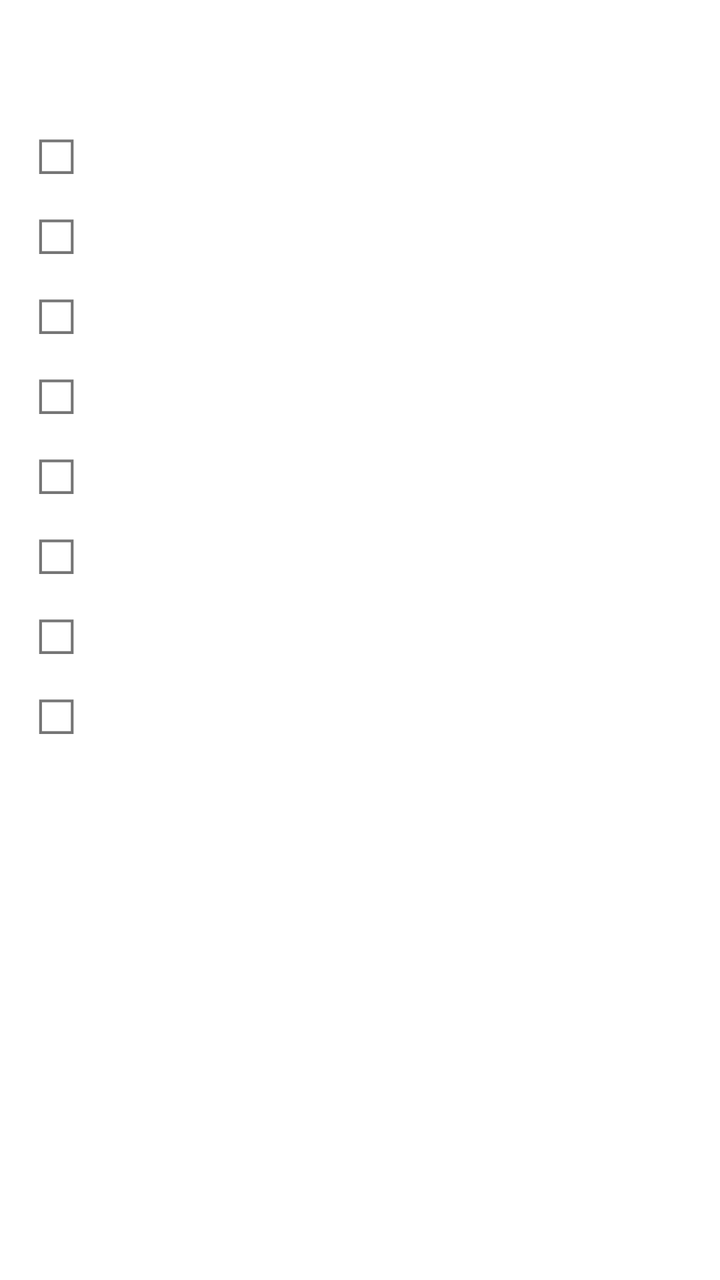
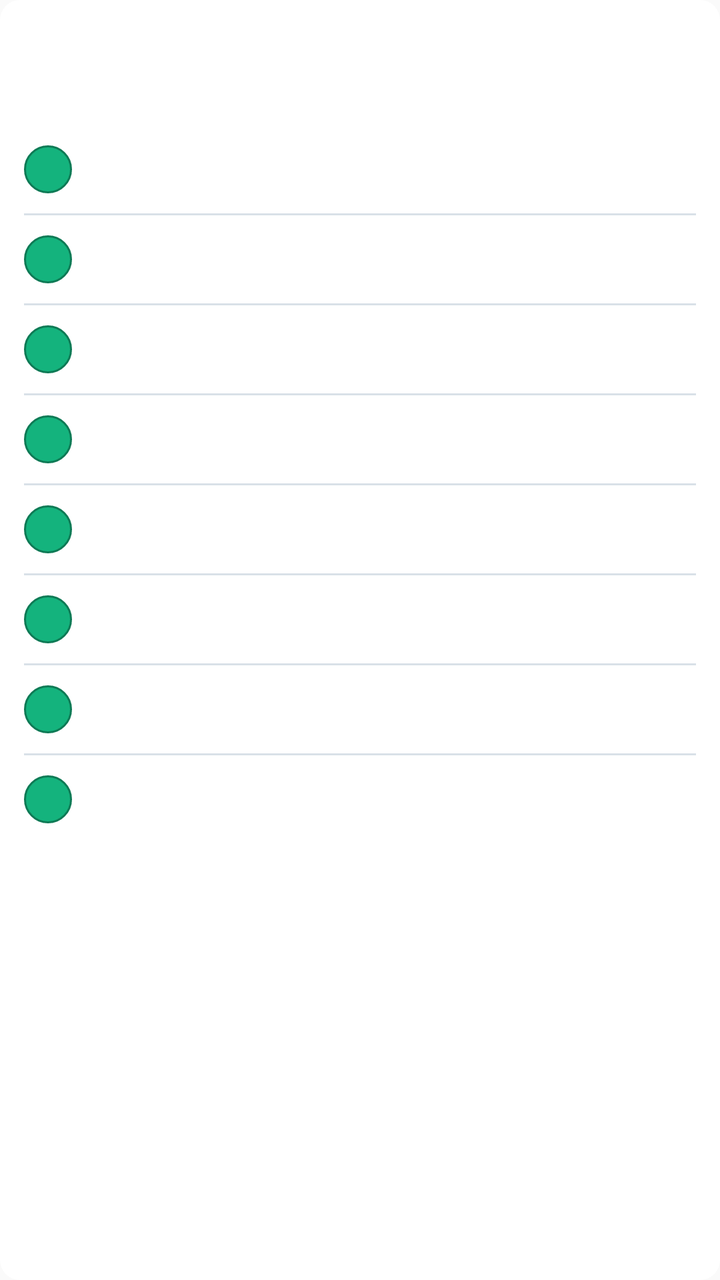

Compare the two renders of this Android layout. The source of the first and the diff that turns it into the second are given below.
<!-- AndroidManifest.xml: application theme Theme.Taska -->
<!-- res/layout/task_widget.xml -->
<?xml version="1.0" encoding="utf-8"?>
<LinearLayout xmlns:android="http://schemas.android.com/apk/res/android"
    android:layout_width="match_parent"
    android:layout_height="match_parent"
    android:orientation="vertical"
    android:padding="12dp"
    android:background="#FFFFFF">

    <TextView android:id="@+id/widget_title" android:layout_width="match_parent" android:layout_height="wrap_content" android:textStyle="bold" android:textColor="#111111" android:textSize="16sp" />
    <TextView android:id="@+id/widget_status" android:layout_width="match_parent" android:layout_height="wrap_content" android:textColor="#666666" android:textSize="12sp" android:paddingTop="4dp" android:paddingBottom="4dp" />

    <LinearLayout android:id="@+id/widget_row_0" android:layout_width="match_parent" android:layout_height="wrap_content"><TextView android:id="@+id/widget_check_0" android:layout_width="32dp" android:layout_height="40dp" android:gravity="center" android:text="☐" android:textSize="24sp"/><TextView android:id="@+id/widget_task_0" android:layout_width="0dp" android:layout_height="40dp" android:layout_weight="1" android:gravity="center_vertical" android:textColor="#111111" /></LinearLayout>
    <LinearLayout android:id="@+id/widget_row_1" android:layout_width="match_parent" android:layout_height="wrap_content"><TextView android:id="@+id/widget_check_1" android:layout_width="32dp" android:layout_height="40dp" android:gravity="center" android:text="☐" android:textSize="24sp"/><TextView android:id="@+id/widget_task_1" android:layout_width="0dp" android:layout_height="40dp" android:layout_weight="1" android:gravity="center_vertical" android:textColor="#111111" /></LinearLayout>
    <LinearLayout android:id="@+id/widget_row_2" android:layout_width="match_parent" android:layout_height="wrap_content"><TextView android:id="@+id/widget_check_2" android:layout_width="32dp" android:layout_height="40dp" android:gravity="center" android:text="☐" android:textSize="24sp"/><TextView android:id="@+id/widget_task_2" android:layout_width="0dp" android:layout_height="40dp" android:layout_weight="1" android:gravity="center_vertical" android:textColor="#111111" /></LinearLayout>
    <LinearLayout android:id="@+id/widget_row_3" android:layout_width="match_parent" android:layout_height="wrap_content"><TextView android:id="@+id/widget_check_3" android:layout_width="32dp" android:layout_height="40dp" android:gravity="center" android:text="☐" android:textSize="24sp"/><TextView android:id="@+id/widget_task_3" android:layout_width="0dp" android:layout_height="40dp" android:layout_weight="1" android:gravity="center_vertical" android:textColor="#111111" /></LinearLayout>
    <LinearLayout android:id="@+id/widget_row_4" android:layout_width="match_parent" android:layout_height="wrap_content"><TextView android:id="@+id/widget_check_4" android:layout_width="32dp" android:layout_height="40dp" android:gravity="center" android:text="☐" android:textSize="24sp"/><TextView android:id="@+id/widget_task_4" android:layout_width="0dp" android:layout_height="40dp" android:layout_weight="1" android:gravity="center_vertical" android:textColor="#111111" /></LinearLayout>
    <LinearLayout android:id="@+id/widget_row_5" android:layout_width="match_parent" android:layout_height="wrap_content"><TextView android:id="@+id/widget_check_5" android:layout_width="32dp" android:layout_height="40dp" android:gravity="center" android:text="☐" android:textSize="24sp"/><TextView android:id="@+id/widget_task_5" android:layout_width="0dp" android:layout_height="40dp" android:layout_weight="1" android:gravity="center_vertical" android:textColor="#111111" /></LinearLayout>
    <LinearLayout android:id="@+id/widget_row_6" android:layout_width="match_parent" android:layout_height="wrap_content"><TextView android:id="@+id/widget_check_6" android:layout_width="32dp" android:layout_height="40dp" android:gravity="center" android:text="☐" android:textSize="24sp"/><TextView android:id="@+id/widget_task_6" android:layout_width="0dp" android:layout_height="40dp" android:layout_weight="1" android:gravity="center_vertical" android:textColor="#111111" /></LinearLayout>
    <LinearLayout android:id="@+id/widget_row_7" android:layout_width="match_parent" android:layout_height="wrap_content"><TextView android:id="@+id/widget_check_7" android:layout_width="32dp" android:layout_height="40dp" android:gravity="center" android:text="☐" android:textSize="24sp"/><TextView android:id="@+id/widget_task_7" android:layout_width="0dp" android:layout_height="40dp" android:layout_weight="1" android:gravity="center_vertical" android:textColor="#111111" /></LinearLayout>
</LinearLayout>
<!-- resources referenced by this layout -->
<resources>
  <style name="Theme.Taska" parent="android:Theme.Material.Light.NoActionBar" />
</resources>

<!-- the commit's change to res/layout/task_widget.xml (unified diff, before → after) -->
@@ -3,18 +3,37 @@
     android:layout_width="match_parent"
     android:layout_height="match_parent"
     android:orientation="vertical"
-    android:padding="12dp"
-    android:background="#FFFFFF">
+    android:background="@drawable/widget_card_background"
+    android:padding="@dimen/widget_card_padding">
 
-    <TextView android:id="@+id/widget_title" android:layout_width="match_parent" android:layout_height="wrap_content" android:textStyle="bold" android:textColor="#111111" android:textSize="16sp" />
-    <TextView android:id="@+id/widget_status" android:layout_width="match_parent" android:layout_height="wrap_content" android:textColor="#666666" android:textSize="12sp" android:paddingTop="4dp" android:paddingBottom="4dp" />
+    <TextView
+        android:id="@+id/widget_title"
+        style="@style/Widget_Header"
+        android:layout_width="match_parent"
+        android:layout_height="wrap_content"
+        android:ellipsize="end"
+        android:maxLines="1" />
 
-    <LinearLayout android:id="@+id/widget_row_0" android:layout_width="match_parent" android:layout_height="wrap_content"><TextView android:id="@+id/widget_check_0" android:layout_width="32dp" android:layout_height="40dp" android:gravity="center" android:text="☐" android:textSize="24sp"/><TextView android:id="@+id/widget_task_0" android:layout_width="0dp" android:layout_height="40dp" android:layout_weight="1" android:gravity="center_vertical" android:textColor="#111111" /></LinearLayout>
-    <LinearLayout android:id="@+id/widget_row_1" android:layout_width="match_parent" android:layout_height="wrap_content"><TextView android:id="@+id/widget_check_1" android:layout_width="32dp" android:layout_height="40dp" android:gravity="center" android:text="☐" android:textSize="24sp"/><TextView android:id="@+id/widget_task_1" android:layout_width="0dp" android:layout_height="40dp" android:layout_weight="1" android:gravity="center_vertical" android:textColor="#111111" /></LinearLayout>
-    <LinearLayout android:id="@+id/widget_row_2" android:layout_width="match_parent" android:layout_height="wrap_content"><TextView android:id="@+id/widget_check_2" android:layout_width="32dp" android:layout_height="40dp" android:gravity="center" android:text="☐" android:textSize="24sp"/><TextView android:id="@+id/widget_task_2" android:layout_width="0dp" android:layout_height="40dp" android:layout_weight="1" android:gravity="center_vertical" android:textColor="#111111" /></LinearLayout>
-    <LinearLayout android:id="@+id/widget_row_3" android:layout_width="match_parent" android:layout_height="wrap_content"><TextView android:id="@+id/widget_check_3" android:layout_width="32dp" android:layout_height="40dp" android:gravity="center" android:text="☐" android:textSize="24sp"/><TextView android:id="@+id/widget_task_3" android:layout_width="0dp" android:layout_height="40dp" android:layout_weight="1" android:gravity="center_vertical" android:textColor="#111111" /></LinearLayout>
-    <LinearLayout android:id="@+id/widget_row_4" android:layout_width="match_parent" android:layout_height="wrap_content"><TextView android:id="@+id/widget_check_4" android:layout_width="32dp" android:layout_height="40dp" android:gravity="center" android:text="☐" android:textSize="24sp"/><TextView android:id="@+id/widget_task_4" android:layout_width="0dp" android:layout_height="40dp" android:layout_weight="1" android:gravity="center_vertical" android:textColor="#111111" /></LinearLayout>
-    <LinearLayout android:id="@+id/widget_row_5" android:layout_width="match_parent" android:layout_height="wrap_content"><TextView android:id="@+id/widget_check_5" android:layout_width="32dp" android:layout_height="40dp" android:gravity="center" android:text="☐" android:textSize="24sp"/><TextView android:id="@+id/widget_task_5" android:layout_width="0dp" android:layout_height="40dp" android:layout_weight="1" android:gravity="center_vertical" android:textColor="#111111" /></LinearLayout>
-    <LinearLayout android:id="@+id/widget_row_6" android:layout_width="match_parent" android:layout_height="wrap_content"><TextView android:id="@+id/widget_check_6" android:layout_width="32dp" android:layout_height="40dp" android:gravity="center" android:text="☐" android:textSize="24sp"/><TextView android:id="@+id/widget_task_6" android:layout_width="0dp" android:layout_height="40dp" android:layout_weight="1" android:gravity="center_vertical" android:textColor="#111111" /></LinearLayout>
-    <LinearLayout android:id="@+id/widget_row_7" android:layout_width="match_parent" android:layout_height="wrap_content"><TextView android:id="@+id/widget_check_7" android:layout_width="32dp" android:layout_height="40dp" android:gravity="center" android:text="☐" android:textSize="24sp"/><TextView android:id="@+id/widget_task_7" android:layout_width="0dp" android:layout_height="40dp" android:layout_weight="1" android:gravity="center_vertical" android:textColor="#111111" /></LinearLayout>
+    <TextView
+        android:id="@+id/widget_status"
+        style="@style/Widget_Status"
+        android:layout_width="match_parent"
+        android:layout_height="wrap_content"
+        android:paddingTop="4dp"
+        android:paddingBottom="4dp" />
+
+    <LinearLayout android:id="@+id/widget_row_0" android:layout_width="match_parent" android:layout_height="wrap_content" android:orientation="vertical">
+        <LinearLayout android:layout_width="match_parent" android:layout_height="@dimen/widget_row_min_height" android:gravity="center_vertical">
+            <ImageView android:id="@+id/widget_check_0" android:layout_width="@dimen/widget_completion_size" android:layout_height="@dimen/widget_completion_size" android:layout_marginEnd="12dp" android:background="@drawable/widget_completion_circle" android:contentDescription="@string/widget_complete_task" />
+            <TextView android:id="@+id/widget_task_0" style="@style/Widget_TaskTitle" android:layout_width="0dp" android:layout_height="wrap_content" android:layout_weight="1" android:ellipsize="end" android:maxLines="2" />
+        </LinearLayout>
+        <TextView android:layout_width="match_parent" android:layout_height="1dp" android:background="@drawable/widget_divider" />
+    </LinearLayout>
+    <LinearLayout android:id="@+id/widget_row_1" android:layout_width="match_parent" android:layout_height="wrap_content" android:orientation="vertical"><LinearLayout android:layout_width="match_parent" android:layout_height="@dimen/widget_row_min_height" android:gravity="center_vertical"><ImageView android:id="@+id/widget_check_1" android:layout_width="@dimen/widget_completion_size" android:layout_height="@dimen/widget_completion_size" android:layout_marginEnd="12dp" android:background="@drawable/widget_completion_circle" android:contentDescription="@string/widget_complete_task" /><TextView android:id="@+id/widget_task_1" style="@style/Widget_TaskTitle" android:layout_width="0dp" android:layout_height="wrap_content" android:layout_weight="1" android:ellipsize="end" android:maxLines="2" /></LinearLayout><TextView android:layout_width="match_parent" android:layout_height="1dp" android:background="@drawable/widget_divider" /></LinearLayout>
+    <LinearLayout android:id="@+id/widget_row_2" android:layout_width="match_parent" android:layout_height="wrap_content" android:orientation="vertical"><LinearLayout android:layout_width="match_parent" android:layout_height="@dimen/widget_row_min_height" android:gravity="center_vertical"><ImageView android:id="@+id/widget_check_2" android:layout_width="@dimen/widget_completion_size" android:layout_height="@dimen/widget_completion_size" android:layout_marginEnd="12dp" android:background="@drawable/widget_completion_circle" android:contentDescription="@string/widget_complete_task" /><TextView android:id="@+id/widget_task_2" style="@style/Widget_TaskTitle" android:layout_width="0dp" android:layout_height="wrap_content" android:layout_weight="1" android:ellipsize="end" android:maxLines="2" /></LinearLayout><TextView android:layout_width="match_parent" android:layout_height="1dp" android:background="@drawable/widget_divider" /></LinearLayout>
+    <LinearLayout android:id="@+id/widget_row_3" android:layout_width="match_parent" android:layout_height="wrap_content" android:orientation="vertical"><LinearLayout android:layout_width="match_parent" android:layout_height="@dimen/widget_row_min_height" android:gravity="center_vertical"><ImageView android:id="@+id/widget_check_3" android:layout_width="@dimen/widget_completion_size" android:layout_height="@dimen/widget_completion_size" android:layout_marginEnd="12dp" android:background="@drawable/widget_completion_circle" android:contentDescription="@string/widget_complete_task" /><TextView android:id="@+id/widget_task_3" style="@style/Widget_TaskTitle" android:layout_width="0dp" android:layout_height="wrap_content" android:layout_weight="1" android:ellipsize="end" android:maxLines="2" /></LinearLayout><TextView android:layout_width="match_parent" android:layout_height="1dp" android:background="@drawable/widget_divider" /></LinearLayout>
+    <LinearLayout android:id="@+id/widget_row_4" android:layout_width="match_parent" android:layout_height="wrap_content" android:orientation="vertical"><LinearLayout android:layout_width="match_parent" android:layout_height="@dimen/widget_row_min_height" android:gravity="center_vertical"><ImageView android:id="@+id/widget_check_4" android:layout_width="@dimen/widget_completion_size" android:layout_height="@dimen/widget_completion_size" android:layout_marginEnd="12dp" android:background="@drawable/widget_completion_circle" android:contentDescription="@string/widget_complete_task" /><TextView android:id="@+id/widget_task_4" style="@style/Widget_TaskTitle" android:layout_width="0dp" android:layout_height="wrap_content" android:layout_weight="1" android:ellipsize="end" android:maxLines="2" /></LinearLayout><TextView android:layout_width="match_parent" android:layout_height="1dp" android:background="@drawable/widget_divider" /></LinearLayout>
+    <LinearLayout android:id="@+id/widget_row_5" android:layout_width="match_parent" android:layout_height="wrap_content" android:orientation="vertical"><LinearLayout android:layout_width="match_parent" android:layout_height="@dimen/widget_row_min_height" android:gravity="center_vertical"><ImageView android:id="@+id/widget_check_5" android:layout_width="@dimen/widget_completion_size" android:layout_height="@dimen/widget_completion_size" android:layout_marginEnd="12dp" android:background="@drawable/widget_completion_circle" android:contentDescription="@string/widget_complete_task" /><TextView android:id="@+id/widget_task_5" style="@style/Widget_TaskTitle" android:layout_width="0dp" android:layout_height="wrap_content" android:layout_weight="1" android:ellipsize="end" android:maxLines="2" /></LinearLayout><TextView android:layout_width="match_parent" android:layout_height="1dp" android:background="@drawable/widget_divider" /></LinearLayout>
+    <LinearLayout android:id="@+id/widget_row_6" android:layout_width="match_parent" android:layout_height="wrap_content" android:orientation="vertical"><LinearLayout android:layout_width="match_parent" android:layout_height="@dimen/widget_row_min_height" android:gravity="center_vertical"><ImageView android:id="@+id/widget_check_6" android:layout_width="@dimen/widget_completion_size" android:layout_height="@dimen/widget_completion_size" android:layout_marginEnd="12dp" android:background="@drawable/widget_completion_circle" android:contentDescription="@string/widget_complete_task" /><TextView android:id="@+id/widget_task_6" style="@style/Widget_TaskTitle" android:layout_width="0dp" android:layout_height="wrap_content" android:layout_weight="1" android:ellipsize="end" android:maxLines="2" /></LinearLayout><TextView android:layout_width="match_parent" android:layout_height="1dp" android:background="@drawable/widget_divider" /></LinearLayout>
+    <LinearLayout android:id="@+id/widget_row_7" android:layout_width="match_parent" android:layout_height="wrap_content" android:orientation="vertical"><LinearLayout android:layout_width="match_parent" android:layout_height="@dimen/widget_row_min_height" android:gravity="center_vertical"><ImageView android:id="@+id/widget_check_7" android:layout_width="@dimen/widget_completion_size" android:layout_height="@dimen/widget_completion_size" android:layout_marginEnd="12dp" android:background="@drawable/widget_completion_circle" android:contentDescription="@string/widget_complete_task" /><TextView android:id="@+id/widget_task_7" style="@style/Widget_TaskTitle" android:layout_width="0dp" android:layout_height="wrap_content" android:layout_weight="1" android:ellipsize="end" android:maxLines="2" /></LinearLayout></LinearLayout>
 </LinearLayout>
<!-- resource entries referenced after the edit -->
@@ -1,5 +1,50 @@
 <!-- resources referenced by this layout -->
 <resources>
+  <dimen name="widget_card_padding">12dp</dimen>
+  <dimen name="widget_completion_size">24dp</dimen>
+  <dimen name="widget_row_min_height">44dp</dimen>
+  <!-- drawable widget_card_background (drawable) -->
+  <?xml version="1.0" encoding="utf-8"?>
+  <shape xmlns:android="http://schemas.android.com/apk/res/android" android:shape="rectangle">
+      <solid android:color="@color/widget_surface" />
+      <corners android:radius="@dimen/widget_card_corner_radius" />
+  </shape>
+  <!-- drawable widget_completion_circle (drawable) -->
+  <?xml version="1.0" encoding="utf-8"?>
+  <shape xmlns:android="http://schemas.android.com/apk/res/android" android:shape="oval">
+      <solid android:color="@color/widget_accent" />
+      <stroke android:width="1dp" android:color="@color/widget_accent_ink" />
+  </shape>
+  <!-- drawable widget_divider (drawable) -->
+  <?xml version="1.0" encoding="utf-8"?>
+  <shape xmlns:android="http://schemas.android.com/apk/res/android" android:shape="rectangle">
+      <solid android:color="@color/widget_divider" />
+      <size android:height="1dp" />
+  </shape>
+  <string name="widget_complete_task">Complete task</string>
+  <style name="Widget_Header">
+          <item name="android:fontFamily">@font/archivo_variable</item>
+          <item name="android:textColor">@color/widget_primary_ink</item>
+          <item name="android:textSize">16sp</item>
+          <item name="android:textStyle">bold</item>
+      </style>
+  <style name="Widget_Status">
+          <item name="android:fontFamily">@font/archivo_variable</item>
+          <item name="android:textColor">@color/widget_secondary_ink</item>
+          <item name="android:textSize">12sp</item>
+      </style>
+  <style name="Widget_TaskTitle">
+          <item name="android:fontFamily">@font/archivo_variable</item>
+          <item name="android:textColor">@color/widget_primary_ink</item>
+          <item name="android:textSize">14sp</item>
+      </style>
   <style name="Theme.Taska" parent="android:Theme.Material.Light.NoActionBar" />
+  <color name="widget_surface">#FFFFFFFF</color>
+  <dimen name="widget_card_corner_radius">10dp</dimen>
+  <color name="widget_accent">#FF14B37D</color>
+  <color name="widget_accent_ink">#FF0E7A55</color>
+  <color name="widget_divider">#FFD9E1E8</color>
+  <color name="widget_primary_ink">#FF17233D</color>
+  <color name="widget_secondary_ink">#FF78828F</color>
 </resources>
 
